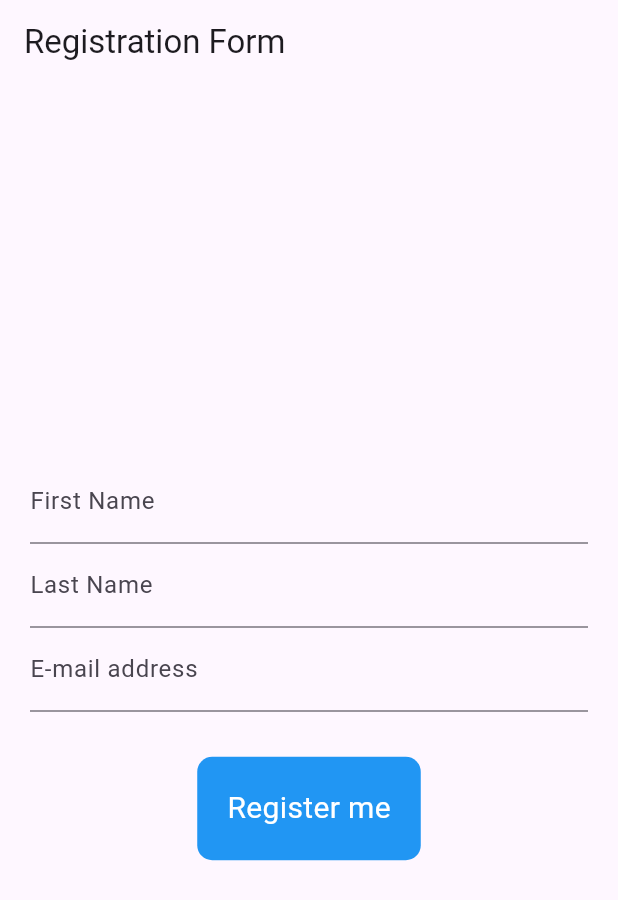
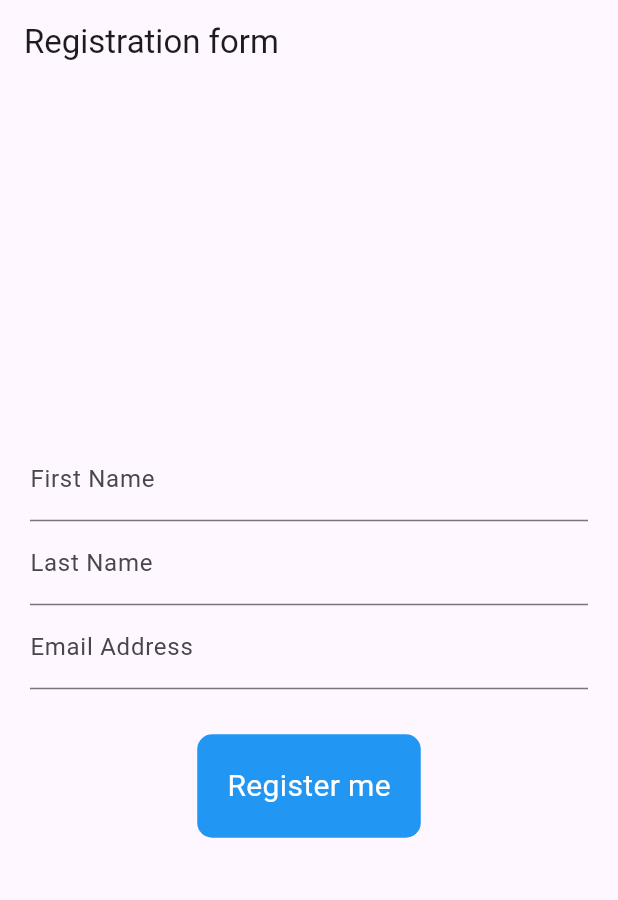
Before and after one commit to rede276/registration_form, a Flutter app: the screen it shows after launch, on a phone screen of 412 x 824 dp. Shown: the top 900 px of the screen. Run offline on Flutter 3.47's test engine with Material 3 defaults, Android fonts, the phone set to English and light mode, and no system bars.

Commit message:
registration_form

```diff
--- a/lib/main.dart
+++ b/lib/main.dart
@@ -1,17 +1,16 @@
+import 'package:flutter/material.dart';
+import 'screens/registration_screen.dart';
 
-import 'package:flutter/material.dart';
-import 'Screens/registration_Screen.dart';
-
-void main(){
+void main() {
   runApp(MyApp());
 }
-class MyApp extends StatelessWidget{
+
+class MyApp extends StatelessWidget {
   @override
   Widget build(BuildContext context) {
     return MaterialApp(
-     title: "RegistrationForm",
-     home: RegistrationScreen(),
+      title: "Registration Form",
+      home: RegistrationScreen(),
     );
-
   }
 }
--- a/lib/screens/registration_screen.dart
+++ b/lib/screens/registration_screen.dart
@@ -1,12 +1,15 @@
 import 'package:flutter/material.dart';
+import 'package:registration_form/screens/details_screen.dart';
+
 
 class RegistrationScreen extends StatefulWidget {
+  @override
   _RegistrationScreenState createState() => _RegistrationScreenState();
 }
 
 class _RegistrationScreenState extends State<RegistrationScreen> {
-  final TextEditingController firstnameController = TextEditingController();
-  final TextEditingController lastnameController = TextEditingController();
+  final TextEditingController firstNameController = TextEditingController();
+  final TextEditingController lastNameController = TextEditingController();
   final TextEditingController emailController = TextEditingController();
   bool isRegistered = false;
 
@@ -14,26 +17,26 @@ class _RegistrationScreenState extends State<RegistrationScreen> {
   Widget build(BuildContext context) {
     return Scaffold(
       appBar: AppBar(
-          title: Text("Registration Form"),
+        title: const Text("Registration form"),
       ),
       body: Padding(
-            padding: EdgeInsets.all(20),
+        padding: const EdgeInsets.all(20),
         child: Column(
           mainAxisAlignment: MainAxisAlignment.center,
           children: [
             TextField(
-                  controller: firstnameController,
-                  decoration: InputDecoration(labelText: 'First Name'),
+              controller: firstNameController,
+              decoration: const InputDecoration(labelText: "First Name"),
             ),
             TextField(
-                  controller: lastnameController,
-                  decoration: InputDecoration(labelText: 'Last Name'),
+              controller: lastNameController,
+              decoration: const InputDecoration(labelText: "Last Name"),
             ),
             TextField(
               controller: emailController,
-                  decoration: InputDecoration(labelText: 'E-mail address'),
+              decoration: const InputDecoration(labelText: "Email Address"),
             ),
-                SizedBox(
+            const SizedBox(
               height: 30,
             ),
             GestureDetector(
@@ -41,27 +44,40 @@ class _RegistrationScreenState extends State<RegistrationScreen> {
                 setState(() {
                   isRegistered = !isRegistered;
                 });
-
               },
               child: Container(
-                  padding: EdgeInsets.all(20),
-                  decoration: BoxDecoration(color: isRegistered? Colors.green:
-                  Colors.blue,
-                  borderRadius: BorderRadius.
-                  circular(10)
+                padding: const EdgeInsets.all(20),
+                decoration: BoxDecoration(
+                    color: isRegistered ? Colors.green : Colors.blue,
+                    borderRadius: BorderRadius.circular(10),
                 ),
                 child: Text(
-                  isRegistered ?
-                  'Registration successful' :
-                  'Register me',
-                   style: TextStyle(
+                    isRegistered ? "Registration Successful" : "Register me",
+                    style: const TextStyle(
                         color: Colors.white,
                         fontSize: 20,
                     ),
                 ),
               ),
+            ),
+
+            const SizedBox(height: 30,),
+            if(isRegistered)
+            ElevatedButton(onPressed: () {
+                Navigator.push(context, MaterialPageRoute(builder: (context) => DetailsScreen(
+                    firstname: firstNameController.text,
+                    lastname: lastNameController.text,
+                    email: emailController.text
+                )
+                )
+                 );
+            },
+
+            child: const Text("View registration details")
             )
           ],
-            )));
+        ),
+      ),
+    );
   }
 }
```
Also changed, not shown: lib/screens/details_screen.dart (+42 -0 lines). Lines whose indentation alone changed are shown as unchanged.
